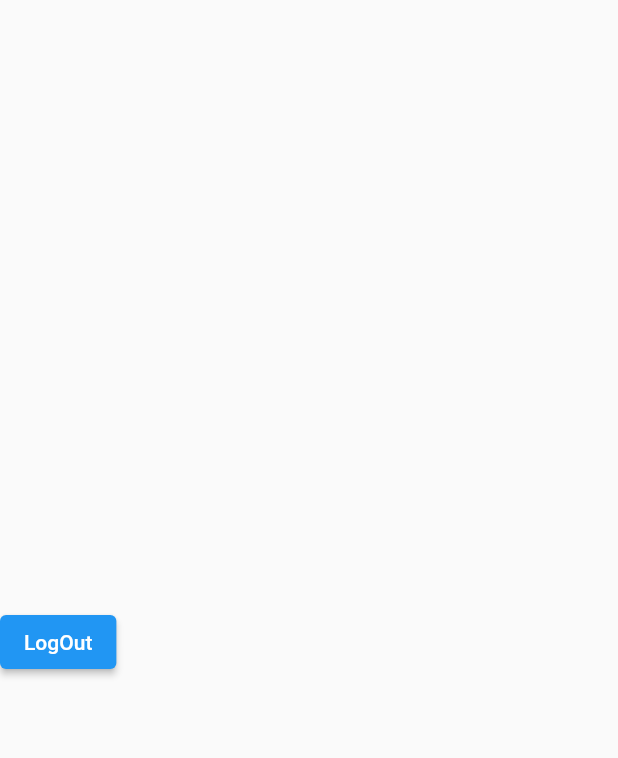
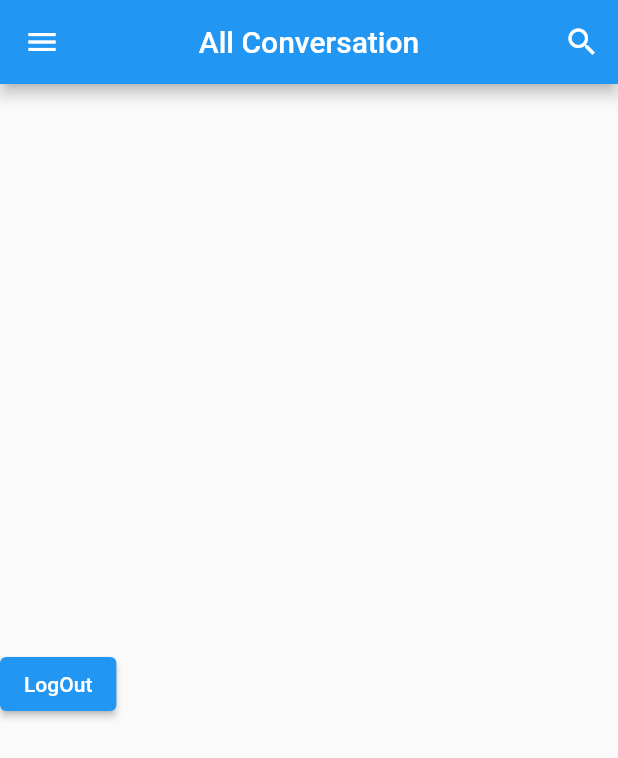
Before and after one commit to 7ANV1R/FireChat, a Flutter app: the HomePage screen opened directly, on a phone screen of 412 x 824 dp. Shown: the top 758 px of the screen. Run offline on Flutter 3.47's test engine with Material 2 defaults, Android fonts, the phone set to English and light mode, and no system bars; our stand-ins replace cloud_firestore, firebase_auth, firebase_core, shared_preferences; accounts and stored records are empty.

Commit message:
added drawer in homepage

```diff
--- a/lib/pages/homepage/homepage.dart
+++ b/lib/pages/homepage/homepage.dart
@@ -1,5 +1,10 @@
+import 'dart:developer';
+
+import 'package:cloud_firestore/cloud_firestore.dart';
+import 'package:firebase_auth/firebase_auth.dart';
 import 'package:firechat/pages/auth/login_page.dart';
 import 'package:firechat/service/auth_service.dart';
+import 'package:firechat/service/database_service.dart';
 import 'package:firechat/service/sf_services.dart';
 import 'package:flutter/material.dart';
 
@@ -13,6 +18,7 @@ class HomePage extends StatefulWidget {
 class _HomePageState extends State<HomePage> {
   String _userName = "";
   String _userEmail = "";
+  String _userImgPath = "";
   AuthServices authServices = AuthServices();
   SharedPrefServices sharedPrefServices = SharedPrefServices();
 
@@ -21,6 +27,18 @@ class _HomePageState extends State<HomePage> {
     super.initState();
 
     getUserInfo();
+    getUserImg();
+  }
+
+  void getUserImg() async {
+    log('user email ${FirebaseAuth.instance.currentUser!.email!}');
+    QuerySnapshot snapshot = await DatabaseServices(uid: FirebaseAuth.instance.currentUser!.uid)
+        .getUserData(FirebaseAuth.instance.currentUser!.email!);
+    log(FirebaseAuth.instance.currentUser!.uid);
+
+    setState(() {
+      _userImgPath = snapshot.docs[0]['profileImage'];
+    });
   }
 
   void signOut() async {
@@ -57,6 +75,78 @@ class _HomePageState extends State<HomePage> {
   @override
   Widget build(BuildContext context) {
     return Scaffold(
+      appBar: AppBar(
+        title: const Text('All Conversation'),
+        centerTitle: true,
+        actions: [
+          IconButton(
+              onPressed: () {},
+              icon: const Icon(
+                Icons.search,
+              ))
+        ],
+      ),
+      drawer: Drawer(
+        child: ListView(
+          padding: const EdgeInsets.all(16),
+          children: [
+            const SizedBox(
+              height: 48,
+            ),
+            CircleAvatar(
+              radius: 56,
+              backgroundColor: Colors.grey,
+              child: _userImgPath != ""
+                  ? Padding(
+                      padding: const EdgeInsets.all(8.0),
+                      child: Image(
+                        image: NetworkImage(_userImgPath),
+                        fit: BoxFit.cover,
+                      ),
+                    )
+                  : const Icon(Icons.person),
+            ),
+            const SizedBox(
+              height: 8,
+            ),
+            Text(
+              _userName,
+              textAlign: TextAlign.center,
+            ),
+            Text(
+              _userEmail,
+              textAlign: TextAlign.center,
+            ),
+            const SizedBox(
+              height: 16,
+            ),
+            const Divider(
+              height: 2,
+            ),
+            ListTile(
+              onTap: () {},
+              selected: true,
+              contentPadding: const EdgeInsets.symmetric(horizontal: 16, vertical: 8),
+              leading: const Icon(Icons.groups),
+              title: const Text('Groups'),
+            ),
+            ListTile(
+              onTap: () {},
+              selected: false,
+              contentPadding: const EdgeInsets.symmetric(horizontal: 16, vertical: 8),
+              leading: const Icon(Icons.account_box_rounded),
+              title: const Text('Groups'),
+            ),
+            ListTile(
+              onTap: () {},
+              selected: false,
+              contentPadding: const EdgeInsets.symmetric(horizontal: 16, vertical: 8),
+              leading: const Icon(Icons.logout),
+              title: const Text('Logout'),
+            ),
+          ],
+        ),
+      ),
       body: Column(
         mainAxisAlignment: MainAxisAlignment.center,
         children: [
```
